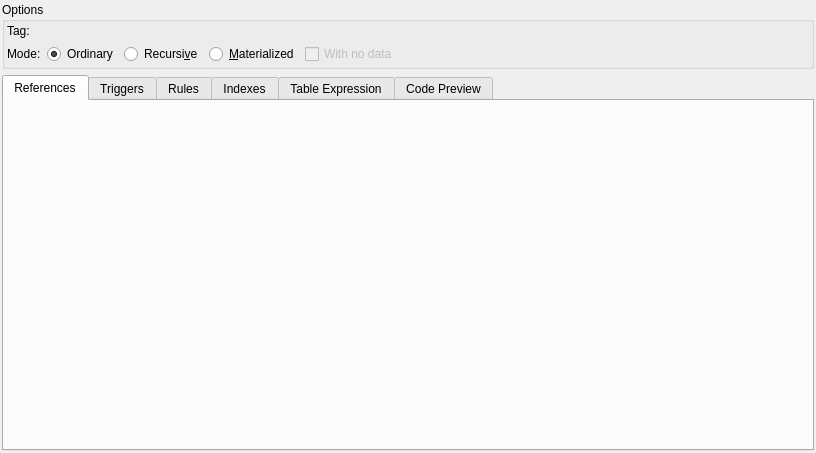
pgmodeler/pgmodeler, file libs/libgui/ui/dbobjects/viewwidget.ui: the form before one commit.
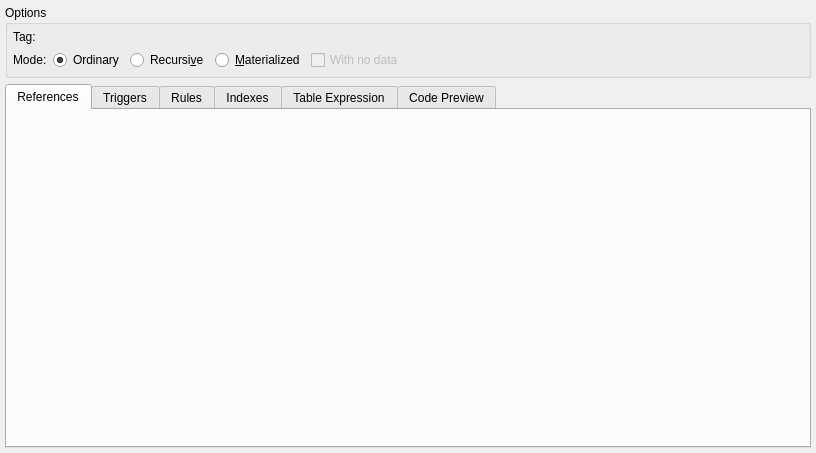
The form after the commit.

What changed in the file:
```diff
--- a/libs/libgui/ui/dbobjects/viewwidget.ui
+++ b/libs/libgui/ui/dbobjects/viewwidget.ui
@@ -12,16 +12,16 @@
   </property>
   <layout class="QGridLayout" name="view_grid">
    <property name="leftMargin">
-    <number>2</number>
+    <number>5</number>
    </property>
    <property name="topMargin">
-    <number>2</number>
+    <number>5</number>
    </property>
    <property name="rightMargin">
-    <number>2</number>
+    <number>5</number>
    </property>
    <property name="bottomMargin">
-    <number>2</number>
+    <number>5</number>
    </property>
    <item row="2" column="0" colspan="3">
     <widget class="QTabWidget" name="tabWidget">
@@ -67,16 +67,16 @@
      </property>
      <layout class="QGridLayout" name="gridLayout_2">
       <property name="leftMargin">
-       <number>2</number>
+       <number>5</number>
       </property>
       <property name="topMargin">
-       <number>2</number>
+       <number>5</number>
       </property>
       <property name="rightMargin">
-       <number>2</number>
+       <number>5</number>
       </property>
       <property name="bottomMargin">
-       <number>2</number>
+       <number>5</number>
       </property>
       <item row="0" column="0">
        <widget class="QLabel" name="tag_lbl">
```
